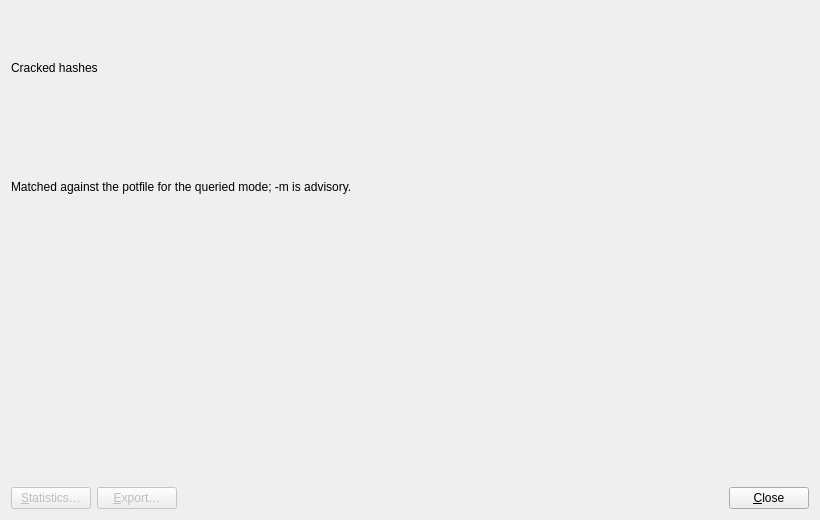
Old version of the form src/potfile/potfileresultsdialog.ui in the repository rgroesslinger/hashcat-gui.
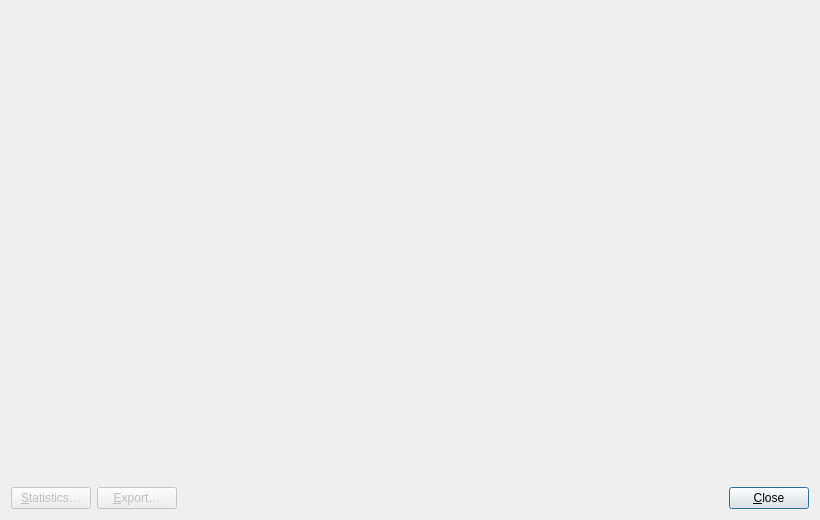
New version of the form. Custom widgets are drawn as their Qt base class.

Commit message: Rework Identify Hash and potfile inspection

Patch:
```diff
--- a/src/potfile/potfileresultsdialog.ui
+++ b/src/potfile/potfileresultsdialog.ui
@@ -14,20 +14,10 @@
    <string>Cracked hashes</string>
   </property>
   <layout class="QVBoxLayout" name="verticalLayout">
-   <item>
-    <widget class="QLabel" name="label_header">
-     <property name="text">
-      <string>Cracked hashes</string>
-     </property>
-     <property name="wordWrap">
-      <bool>true</bool>
-     </property>
-    </widget>
-   </item>
    <item>
     <widget class="QLabel" name="label_note">
      <property name="text">
-      <string>Matched against the potfile for the queried mode; -m is advisory.</string>
+      <string/>
      </property>
      <property name="wordWrap">
       <bool>true</bool>
@@ -93,6 +83,9 @@
        <property name="text">
         <string>&amp;Close</string>
        </property>
+       <property name="default">
+        <bool>true</bool>
+       </property>
       </widget>
      </item>
     </layout>
```
Left out of the diff: 10 changed lines with no effect on the pictures. The commit also changes 50 other files.
